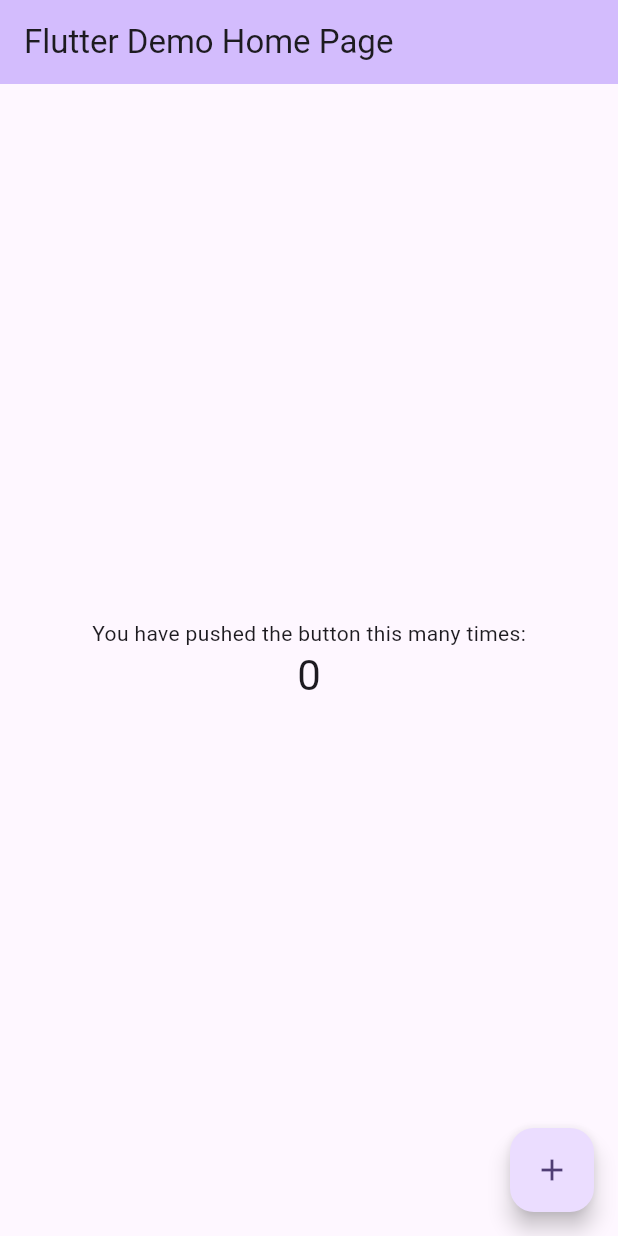
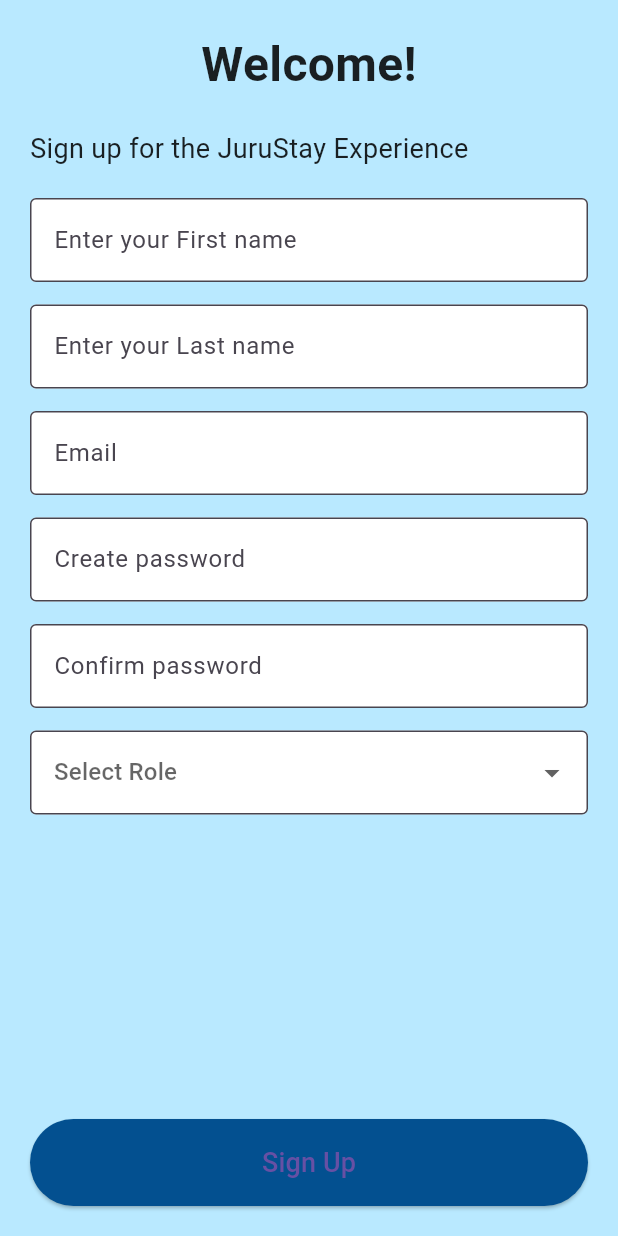
Before and after one commit to Peace3B/jurustay_group14, a Flutter app: the screen it shows after launch, on a phone screen of 412 x 824 dp. Run offline on Flutter 3.47's test engine with Material 3 defaults, Android fonts, the phone set to English and light mode, and no system bars.

Commit message:
Added the signup_screen

```diff
--- a/lib/main.dart
+++ b/lib/main.dart
@@ -1,122 +1,19 @@
 import 'package:flutter/material.dart';
+import 'screens/signup_screen.dart';
 
 void main() {
   runApp(const MyApp());
 }
 
 class MyApp extends StatelessWidget {
-  const MyApp({super.key});
+  const MyApp({Key? key}) : super(key: key);
 
-  // This widget is the root of your application.
   @override
   Widget build(BuildContext context) {
     return MaterialApp(
-      title: 'Flutter Demo',
-      theme: ThemeData(
-        // This is the theme of your application.
-        //
-        // TRY THIS: Try running your application with "flutter run". You'll see
-        // the application has a purple toolbar. Then, without quitting the app,
-        // try changing the seedColor in the colorScheme below to Colors.green
-        // and then invoke "hot reload" (save your changes or press the "hot
-        // reload" button in a Flutter-supported IDE, or press "r" if you used
-        // the command line to start the app).
-        //
-        // Notice that the counter didn't reset back to zero; the application
-        // state is not lost during the reload. To reset the state, use hot
-        // restart instead.
-        //
-        // This works for code too, not just values: Most code changes can be
-        // tested with just a hot reload.
-        colorScheme: ColorScheme.fromSeed(seedColor: Colors.deepPurple),
-      ),
-      home: const MyHomePage(title: 'Flutter Demo Home Page'),
+      debugShowCheckedModeBanner: false,
+      title: 'JuruStay',
+      home: const SignUpScreen(),
     );
   }
 }
-
-class MyHomePage extends StatefulWidget {
-  const MyHomePage({super.key, required this.title});
-
-  // This widget is the home page of your application. It is stateful, meaning
-  // that it has a State object (defined below) that contains fields that affect
-  // how it looks.
-
-  // This class is the configuration for the state. It holds the values (in this
-  // case the title) provided by the parent (in this case the App widget) and
-  // used by the build method of the State. Fields in a Widget subclass are
-  // always marked "final".
-
-  final String title;
-
-  @override
-  State<MyHomePage> createState() => _MyHomePageState();
-}
-
-class _MyHomePageState extends State<MyHomePage> {
-  int _counter = 0;
-
-  void _incrementCounter() {
-    setState(() {
-      // This call to setState tells the Flutter framework that something has
-      // changed in this State, which causes it to rerun the build method below
-      // so that the display can reflect the updated values. If we changed
-      // _counter without calling setState(), then the build method would not be
-      // called again, and so nothing would appear to happen.
-      _counter++;
-    });
-  }
-
-  @override
-  Widget build(BuildContext context) {
-    // This method is rerun every time setState is called, for instance as done
-    // by the _incrementCounter method above.
-    //
-    // The Flutter framework has been optimized to make rerunning build methods
-    // fast, so that you can just rebuild anything that needs updating rather
-    // than having to individually change instances of widgets.
-    return Scaffold(
-      appBar: AppBar(
-        // TRY THIS: Try changing the color here to a specific color (to
-        // Colors.amber, perhaps?) and trigger a hot reload to see the AppBar
-        // change color while the other colors stay the same.
-        backgroundColor: Theme.of(context).colorScheme.inversePrimary,
-        // Here we take the value from the MyHomePage object that was created by
-        // the App.build method, and use it to set our appbar title.
-        title: Text(widget.title),
-      ),
-      body: Center(
-        // Center is a layout widget. It takes a single child and positions it
-        // in the middle of the parent.
-        child: Column(
-          // Column is also a layout widget. It takes a list of children and
-          // arranges them vertically. By default, it sizes itself to fit its
-          // children horizontally, and tries to be as tall as its parent.
-          //
-          // Column has various properties to control how it sizes itself and
-          // how it positions its children. Here we use mainAxisAlignment to
-          // center the children vertically; the main axis here is the vertical
-          // axis because Columns are vertical (the cross axis would be
-          // horizontal).
-          //
-          // TRY THIS: Invoke "debug painting" (choose the "Toggle Debug Paint"
-          // action in the IDE, or press "p" in the console), to see the
-          // wireframe for each widget.
-          mainAxisAlignment: MainAxisAlignment.center,
-          children: <Widget>[
-            const Text('You have pushed the button this many times:'),
-            Text(
-              '$_counter',
-              style: Theme.of(context).textTheme.headlineMedium,
-            ),
-          ],
-        ),
-      ),
-      floatingActionButton: FloatingActionButton(
-        onPressed: _incrementCounter,
-        tooltip: 'Increment',
-        child: const Icon(Icons.add),
-      ), // This trailing comma makes auto-formatting nicer for build methods.
-    );
-  }
-}
--- /dev/null
+++ b/lib/screens/signup_screen.dart
@@ -0,0 +1,141 @@
+import 'package:flutter/material.dart';
+
+class SignUpScreen extends StatefulWidget {
+  const SignUpScreen({Key? key}) : super(key: key);
+
+  @override
+  State<SignUpScreen> createState() => _SignUpScreenState();
+}
+
+class _SignUpScreenState extends State<SignUpScreen> {
+  String? selectedRole;
+  final List<String> roles = ['Tourist', 'Commissioner'];
+
+  @override
+  Widget build(BuildContext context) {
+    return Scaffold(
+      backgroundColor: const Color.fromARGB(
+        255,
+        185,
+        233,
+        255,
+      ), // Sky-blue background
+      body: SafeArea(
+        child: Padding(
+          padding: const EdgeInsets.all(20.0),
+          child: Column(
+            crossAxisAlignment: CrossAxisAlignment.start,
+            children: [
+              Center(
+                child: Text(
+                  'Welcome!',
+                  style: TextStyle(
+                    fontSize: 32,
+                    fontWeight: FontWeight.bold,
+                    color: Colors.black87,
+                  ),
+                ),
+              ),
+              const SizedBox(height: 20),
+              Text(
+                'Sign up for the JuruStay Experience',
+                style: TextStyle(fontSize: 18, color: Colors.black87),
+              ),
+              const SizedBox(height: 20),
+              TextField(
+                decoration: InputDecoration(
+                  hintText: 'Enter your First name',
+                  border: OutlineInputBorder(),
+                  filled: true,
+                  fillColor: Colors.white,
+                ),
+              ),
+              const SizedBox(height: 15),
+              TextField(
+                decoration: InputDecoration(
+                  hintText: 'Enter your Last name',
+                  border: OutlineInputBorder(),
+                  filled: true,
+                  fillColor: Colors.white,
+                ),
+              ),
+              const SizedBox(height: 15),
+              TextField(
+                decoration: InputDecoration(
+                  hintText: 'Email',
+                  border: OutlineInputBorder(),
+                  filled: true,
+                  fillColor: Colors.white,
+                ),
+                keyboardType: TextInputType.emailAddress,
+              ),
+              const SizedBox(height: 15),
+              TextField(
+                obscureText: true,
+                decoration: InputDecoration(
+                  hintText: 'Create password',
+                  border: OutlineInputBorder(),
+                  filled: true,
+                  fillColor: Colors.white,
+                ),
+              ),
+              const SizedBox(height: 15),
+              TextField(
+                obscureText: true,
+                decoration: InputDecoration(
+                  hintText: 'Confirm password',
+                  border: OutlineInputBorder(),
+                  filled: true,
+                  fillColor: Colors.white,
+                ),
+              ),
+              const SizedBox(height: 15),
+              DropdownButtonFormField<String>(
+                value: selectedRole,
+                decoration: InputDecoration(
+                  border: OutlineInputBorder(),
+                  filled: true,
+                  fillColor: Colors.white,
+                ),
+                hint: const Text('Select Role'),
+                items: roles
+                    .map(
+                      (role) =>
+                          DropdownMenuItem(value: role, child: Text(role)),
+                    )
+                    .toList(),
+                onChanged: (value) {
+                  setState(() {
+                    selectedRole = value;
+                  });
+                },
+              ),
+              const Spacer(),
+              Center(
+                child: SizedBox(
+                  width: double.infinity,
+                  child: ElevatedButton(
+                    style: ElevatedButton.styleFrom(
+                      backgroundColor: const Color.fromARGB(
+                        255,
+                        3,
+                        80,
+                        144,
+                      ), // Blue button
+                      padding: const EdgeInsets.symmetric(vertical: 16),
+                    ),
+                    onPressed: () {},
+                    child: const Text(
+                      'Sign Up',
+                      style: TextStyle(fontSize: 18),
+                    ),
+                  ),
+                ),
+              ),
+            ],
+          ),
+        ),
+      ),
+    );
+  }
+}
```
